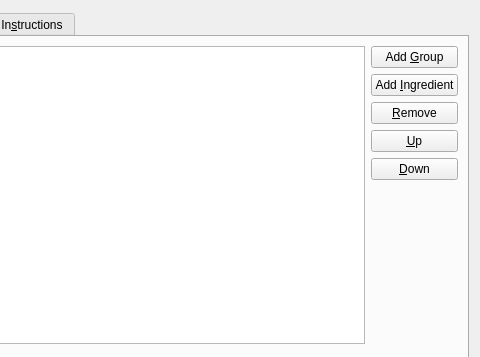
Qt form anymeal/edit_dialog.ui (wedesoft/anymeal) before a commit; both pictures show x 173 to 653 and y 0 to 357 of the 653 by 548 pixel window.
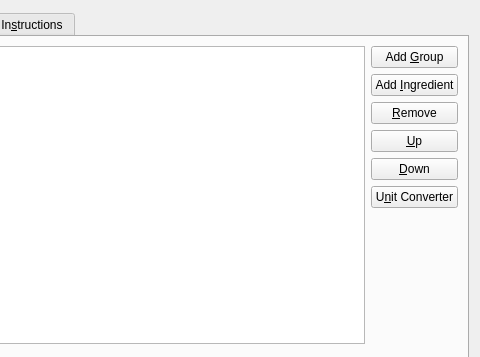
The same form after that commit. The open tabs and pages were chosen to show the change. Icons and pictures are not drawn.

Commit message: Add unit converter to recipe editor

Patch:
```diff
--- a/anymeal/edit_dialog.ui
+++ b/anymeal/edit_dialog.ui
@@ -183,6 +183,13 @@
              </property>
             </widget>
            </item>
+           <item>
+            <widget class="QPushButton" name="converter_button">
+             <property name="text">
+              <string>U&amp;nit Converter</string>
+             </property>
+            </widget>
+           </item>
            <item>
             <spacer name="verticalSpacer_2">
              <property name="orientation">
```
Left out of the diff: 11 changed lines with no effect on the pictures. The commit also changes 8 other files.
